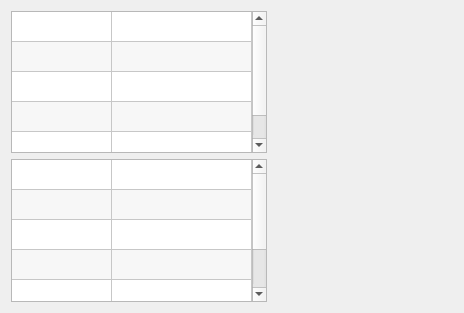
The window that source/plugin/t4/info.ui (ww4u/mct-t4) describes before a commit, drawn with Qt 5.
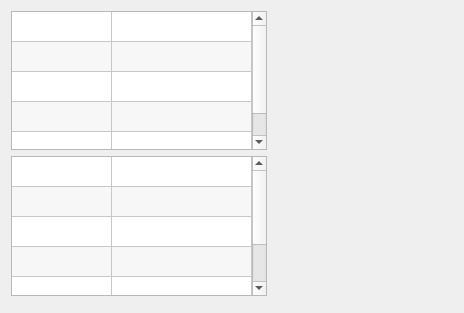
The same window after the commit. Icons and pictures are not drawn.

```diff
--- a/source/plugin/t4/info.ui
+++ b/source/plugin/t4/info.ui
@@ -45,7 +45,7 @@
       <bool>true</bool>
      </property>
      <property name="alignment">
-      <set>Qt::AlignLeading|Qt::AlignLeft|Qt::AlignTop</set>
+      <set>Qt::AlignLeft|Qt::AlignTop</set>
      </property>
     </widget>
    </item>
@@ -145,6 +145,19 @@
      <column/>
     </widget>
    </item>
+   <item row="1" column="1" rowspan="2">
+    <spacer name="verticalSpacer_2">
+     <property name="orientation">
+      <enum>Qt::Vertical</enum>
+     </property>
+     <property name="sizeHint" stdset="0">
+      <size>
+       <width>20</width>
+       <height>40</height>
+      </size>
+     </property>
+    </spacer>
+   </item>
   </layout>
  </widget>
  <resources>
```
